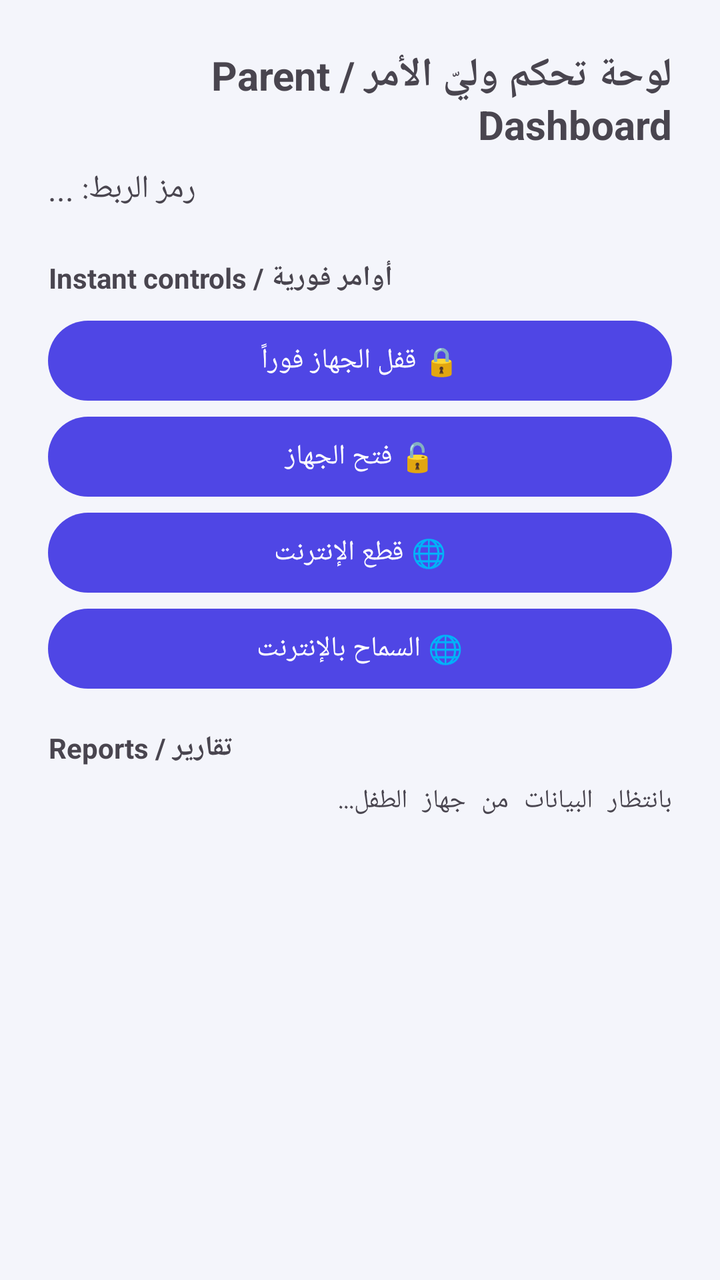
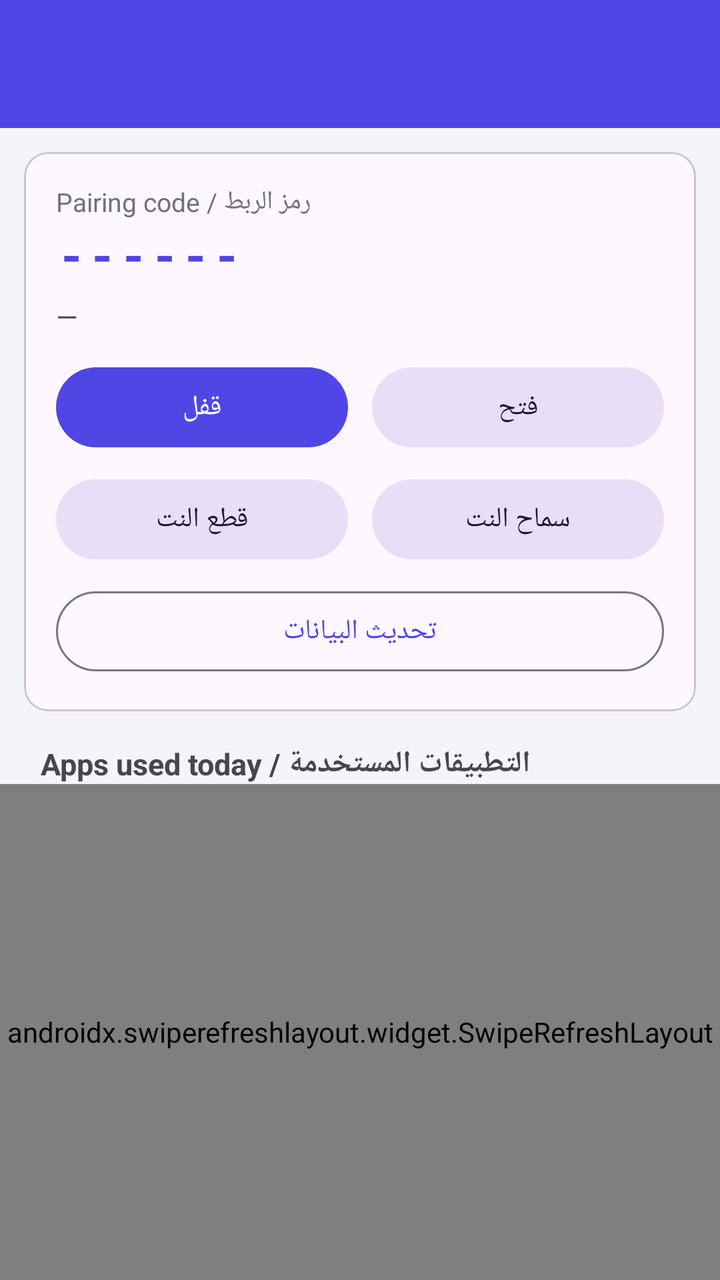

Two renders of the same Android screen: before a commit and after it. Below are the layout's source before the change and the commit's diff.
<!-- AndroidManifest.xml: application theme Theme.BeaverGuardian -->
<!-- res/layout/activity_parent.xml -->
<?xml version="1.0" encoding="utf-8"?>
<ScrollView xmlns:android="http://schemas.android.com/apk/res/android"
    android:layout_width="match_parent"
    android:layout_height="match_parent">

    <LinearLayout
        android:layout_width="match_parent"
        android:layout_height="wrap_content"
        android:orientation="vertical"
        android:padding="24dp">

        <TextView
            android:layout_width="wrap_content"
            android:layout_height="wrap_content"
            android:text="لوحة تحكم وليّ الأمر / Parent Dashboard"
            android:textSize="20sp"
            android:textStyle="bold"
            android:layout_marginBottom="8dp" />

        <TextView
            android:id="@+id/tvPairCode"
            android:layout_width="wrap_content"
            android:layout_height="wrap_content"
            android:text="رمز الربط: ..."
            android:textSize="16sp"
            android:layout_marginBottom="24dp" />

        <TextView
            android:layout_width="wrap_content"
            android:layout_height="wrap_content"
            android:text="أوامر فورية / Instant controls"
            android:textStyle="bold"
            android:layout_marginBottom="8dp" />

        <Button android:id="@+id/btnLockNow" android:layout_width="match_parent" android:layout_height="wrap_content" android:text="🔒 قفل الجهاز فوراً" />
        <Button android:id="@+id/btnUnlock" android:layout_width="match_parent" android:layout_height="wrap_content" android:text="🔓 فتح الجهاز" />
        <Button android:id="@+id/btnBlockInternet" android:layout_width="match_parent" android:layout_height="wrap_content" android:text="🌐 قطع الإنترنت" />
        <Button android:id="@+id/btnAllowInternet" android:layout_width="match_parent" android:layout_height="wrap_content" android:text="🌐 السماح بالإنترنت" />

        <TextView
            android:layout_width="wrap_content"
            android:layout_height="wrap_content"
            android:text="تقارير / Reports"
            android:textStyle="bold"
            android:layout_marginTop="16dp"
            android:layout_marginBottom="8dp" />

        <TextView
            android:id="@+id/tvReport"
            android:layout_width="match_parent"
            android:layout_height="wrap_content"
            android:fontFamily="monospace"
            android:text="بانتظار البيانات من جهاز الطفل..."
            android:textSize="13sp" />
    </LinearLayout>
</ScrollView>
<!-- resources referenced by this layout -->
<resources>
  <style name="Theme.BeaverGuardian" parent="Theme.Material3.DayNight.NoActionBar">
          <item name="colorPrimary">@color/brand</item>
          <item name="colorOnPrimary">@color/white</item>
          <item name="colorPrimaryContainer">@color/brand_container</item>
          <item name="colorOnPrimaryContainer">@color/on_brand_container</item>
          <item name="colorSecondary">@color/accent</item>
          <item name="android:colorBackground">@color/bg</item>
          <item name="android:statusBarColor" tools:targetApi="l">@color/brand_dark</item>
      </style>
  <color name="brand">#4F46E5</color>
  <color name="white">#FFFFFFFF</color>
  <color name="brand_container">#E0E7FF</color>
  <color name="on_brand_container">#1E1B4B</color>
  <color name="accent">#0EA5A5</color>
  <color name="bg">#F4F5FB</color>
  <color name="brand_dark">#3730A3</color>
</resources>

<!-- the commit's change to res/layout/activity_parent.xml (unified diff, before → after) -->
@@ -1,56 +1,157 @@
 <?xml version="1.0" encoding="utf-8"?>
-<ScrollView xmlns:android="http://schemas.android.com/apk/res/android"
+<LinearLayout xmlns:android="http://schemas.android.com/apk/res/android"
+    xmlns:app="http://schemas.android.com/apk/res/auto"
     android:layout_width="match_parent"
-    android:layout_height="match_parent">
+    android:layout_height="match_parent"
+    android:orientation="vertical"
+    android:background="@color/bg">
 
-    <LinearLayout
+    <com.google.android.material.appbar.MaterialToolbar
+        android:id="@+id/toolbar"
+        android:layout_width="match_parent"
+        android:layout_height="?attr/actionBarSize"
+        android:background="@color/brand"
+        app:title="Beaver Guardian"
+        app:titleTextColor="@color/white"
+        app:subtitleTextColor="@color/brand_container" />
+
+    <com.google.android.material.card.MaterialCardView
         android:layout_width="match_parent"
         android:layout_height="wrap_content"
-        android:orientation="vertical"
-        android:padding="24dp">
+        android:layout_margin="12dp"
+        app:cardCornerRadius="20dp"
+        app:cardElevation="2dp">
 
-        <TextView
-            android:layout_width="wrap_content"
-            android:layout_height="wrap_content"
-            android:text="لوحة تحكم وليّ الأمر / Parent Dashboard"
-            android:textSize="20sp"
-            android:textStyle="bold"
-            android:layout_marginBottom="8dp" />
-
-        <TextView
-            android:id="@+id/tvPairCode"
-            android:layout_width="wrap_content"
-            android:layout_height="wrap_content"
-            android:text="رمز الربط: ..."
-            android:textSize="16sp"
-            android:layout_marginBottom="24dp" />
-
-        <TextView
-            android:layout_width="wrap_content"
-            android:layout_height="wrap_content"
-            android:text="أوامر فورية / Instant controls"
-            android:textStyle="bold"
-            android:layout_marginBottom="8dp" />
-
-        <Button android:id="@+id/btnLockNow" android:layout_width="match_parent" android:layout_height="wrap_content" android:text="🔒 قفل الجهاز فوراً" />
-        <Button android:id="@+id/btnUnlock" android:layout_width="match_parent" android:layout_height="wrap_content" android:text="🔓 فتح الجهاز" />
-        <Button android:id="@+id/btnBlockInternet" android:layout_width="match_parent" android:layout_height="wrap_content" android:text="🌐 قطع الإنترنت" />
-        <Button android:id="@+id/btnAllowInternet" android:layout_width="match_parent" android:layout_height="wrap_content" android:text="🌐 السماح بالإنترنت" />
-
-        <TextView
-            android:layout_width="wrap_content"
-            android:layout_height="wrap_content"
-            android:text="تقارير / Reports"
-            android:textStyle="bold"
-            android:layout_marginTop="16dp"
-            android:layout_marginBottom="8dp" />
-
-        <TextView
-            android:id="@+id/tvReport"
+        <LinearLayout
             android:layout_width="match_parent"
             android:layout_height="wrap_content"
-            android:fontFamily="monospace"
-            android:text="بانتظار البيانات من جهاز الطفل..."
-            android:textSize="13sp" />
-    </LinearLayout>
-</ScrollView>
+            android:orientation="vertical"
+            android:padding="16dp">
+
+            <TextView
+                android:layout_width="wrap_content"
+                android:layout_height="wrap_content"
+                android:text="رمز الربط / Pairing code"
+                android:textSize="13sp"
+                android:textColor="#6B7280" />
+
+            <TextView
+                android:id="@+id/tvPairCode"
+                android:layout_width="wrap_content"
+                android:layout_height="wrap_content"
+                android:text="------"
+                android:textStyle="bold"
+                android:textSize="26sp"
+                android:letterSpacing="0.2"
+                android:textColor="@color/brand" />
+
+            <TextView
+                android:id="@+id/tvStatus"
+                android:layout_width="wrap_content"
+                android:layout_height="wrap_content"
+                android:layout_marginTop="4dp"
+                android:text="—"
+                android:textSize="14sp" />
+
+            <LinearLayout
+                android:layout_width="match_parent"
+                android:layout_height="wrap_content"
+                android:orientation="horizontal"
+                android:layout_marginTop="12dp">
+
+                <com.google.android.material.button.MaterialButton
+                    android:id="@+id/btnLock"
+                    android:layout_width="0dp"
+                    android:layout_height="wrap_content"
+                    android:layout_weight="1"
+                    android:layout_marginEnd="6dp"
+                    android:text="قفل"
+                    app:icon="@drawable/ic_lock"
+                    app:iconGravity="textStart" />
+
+                <com.google.android.material.button.MaterialButton
+                    android:id="@+id/btnUnlock"
+                    style="@style/Widget.Material3.Button.TonalButton"
+                    android:layout_width="0dp"
+                    android:layout_height="wrap_content"
+                    android:layout_weight="1"
+                    android:layout_marginStart="6dp"
+                    android:text="فتح"
+                    app:icon="@drawable/ic_lock_open"
+                    app:iconGravity="textStart" />
+            </LinearLayout>
+
+            <LinearLayout
+                android:layout_width="match_parent"
+                android:layout_height="wrap_content"
+                android:orientation="horizontal"
+                android:layout_marginTop="8dp">
+
+                <com.google.android.material.button.MaterialButton
+                    android:id="@+id/btnNetOff"
+                    style="@style/Widget.Material3.Button.TonalButton"
+                    android:layout_width="0dp"
+                    android:layout_height="wrap_content"
+                    android:layout_weight="1"
+                    android:layout_marginEnd="6dp"
+                    android:text="قطع النت"
+                    app:icon="@drawable/ic_wifi_off"
+                    app:iconGravity="textStart" />
+
+                <com.google.android.material.button.MaterialButton
+                    android:id="@+id/btnNetOn"
+                    style="@style/Widget.Material3.Button.TonalButton"
+                    android:layout_width="0dp"
+                    android:layout_height="wrap_content"
+                    android:layout_weight="1"
+                    android:layout_marginStart="6dp"
+                    android:text="سماح النت"
+                    app:icon="@drawable/ic_wifi"
+                    app:iconGravity="textStart" />
+            </LinearLayout>
+
+            <com.google.android.material.button.MaterialButton
+                android:id="@+id/btnRefresh"
+                style="@style/Widget.Material3.Button.OutlinedButton"
+                android:layout_width="match_parent"
+                android:layout_height="wrap_content"
+                android:layout_marginTop="8dp"
+                android:text="تحديث البيانات"
+                app:icon="@drawable/ic_refresh"
+                app:iconGravity="textStart" />
+        </LinearLayout>
+    </com.google.android.material.card.MaterialCardView>
+
+    <TextView
+        android:layout_width="wrap_content"
+        android:layout_height="wrap_content"
+        android:layout_marginStart="20dp"
+        android:layout_marginTop="4dp"
+        android:text="التطبيقات المستخدمة / Apps used today"
+        android:textStyle="bold"
+        android:textSize="15sp" />
+
+    <TextView
+        android:id="@+id/tvEmpty"
+        android:layout_width="match_parent"
+        android:layout_height="wrap_content"
+        android:padding="24dp"
+        android:gravity="center"
+        android:text="لا بيانات بعد. تأكد من تفعيل (الوصول لإحصاءات الاستخدام) على جهاز الطفل، ثم اضغط تحديث."
+        android:textColor="#6B7280"
+        android:visibility="gone" />
+
+    <androidx.swiperefreshlayout.widget.SwipeRefreshLayout
+        android:id="@+id/swipe"
+        android:layout_width="match_parent"
+        android:layout_height="0dp"
+        android:layout_weight="1">
+
+        <androidx.recyclerview.widget.RecyclerView
+            android:id="@+id/recycler"
+            android:layout_width="match_parent"
+            android:layout_height="match_parent"
+            android:clipToPadding="false"
+            android:paddingBottom="16dp" />
+    </androidx.swiperefreshlayout.widget.SwipeRefreshLayout>
+</LinearLayout>
<!-- resource entries referenced after the edit -->
@@ -11,6 +11,26 @@
       </style>
   <color name="brand">#4F46E5</color>
   <color name="white">#FFFFFFFF</color>
+  <!-- drawable ic_lock (drawable) -->
+  <vector xmlns:android="http://schemas.android.com/apk/res/android" android:width="24dp" android:height="24dp" android:viewportWidth="24" android:viewportHeight="24">
+      <path android:fillColor="#1F1F1F" android:pathData="M18,8h-1V6c0,-2.76 -2.24,-5 -5,-5S7,3.24 7,6v2H6c-1.1,0 -2,0.9 -2,2v10c0,1.1 0.9,2 2,2h12c1.1,0 2,-0.9 2,-2V10c0,-1.1 -0.9,-2 -2,-2zM12,17c-1.1,0 -2,-0.9 -2,-2s0.9,-2 2,-2 2,0.9 2,2 -0.9,2 -2,2zM15.1,8H8.9V6c0,-1.71 1.39,-3.1 3.1,-3.1s3.1,1.39 3.1,3.1v2z"/>
+  </vector>
+  <!-- drawable ic_lock_open (drawable) -->
+  <vector xmlns:android="http://schemas.android.com/apk/res/android" android:width="24dp" android:height="24dp" android:viewportWidth="24" android:viewportHeight="24">
+      <path android:fillColor="#1F1F1F" android:pathData="M12,17c1.1,0 2,-0.9 2,-2s-0.9,-2 -2,-2 -2,0.9 -2,2 0.9,2 2,2zM18,8h-1V6c0,-2.76 -2.24,-5 -5,-5S7,3.24 7,6h1.9c0,-1.71 1.39,-3.1 3.1,-3.1s3.1,1.39 3.1,3.1v2H6c-1.1,0 -2,0.9 -2,2v10c0,1.1 0.9,2 2,2h12c1.1,0 2,-0.9 2,-2V10c0,-1.1 -0.9,-2 -2,-2z"/>
+  </vector>
+  <!-- drawable ic_refresh (drawable) -->
+  <vector xmlns:android="http://schemas.android.com/apk/res/android" android:width="24dp" android:height="24dp" android:viewportWidth="24" android:viewportHeight="24">
+      <path android:fillColor="#1F1F1F" android:pathData="M17.65,6.35C16.2,4.9 14.21,4 12,4c-4.42,0 -7.99,3.58 -7.99,8s3.57,8 7.99,8c3.73,0 6.84,-2.55 7.73,-6h-2.08c-0.82,2.33 -3.04,4 -5.65,4 -3.31,0 -6,-2.69 -6,-6s2.69,-6 6,-6c1.66,0 3.14,0.69 4.22,1.78L13,11h7V4l-2.35,2.35z"/>
+  </vector>
+  <!-- drawable ic_wifi (drawable) -->
+  <vector xmlns:android="http://schemas.android.com/apk/res/android" android:width="24dp" android:height="24dp" android:viewportWidth="24" android:viewportHeight="24">
+      <path android:fillColor="#1F1F1F" android:pathData="M1,9l2,2c4.97,-4.97 13.03,-4.97 18,0l2,-2C16.93,2.93 7.08,2.93 1,9zM9,17l3,3 3,-3c-1.65,-1.66 -4.34,-1.66 -6,0zM5,13l2,2c2.76,-2.76 7.24,-2.76 10,0l2,-2C15.14,9.14 8.87,9.14 5,13z"/>
+  </vector>
+  <!-- drawable ic_wifi_off (drawable) -->
+  <vector xmlns:android="http://schemas.android.com/apk/res/android" android:width="24dp" android:height="24dp" android:viewportWidth="24" android:viewportHeight="24">
+      <path android:fillColor="#1F1F1F" android:pathData="M23.64,7c-0.45,-0.34 -4.93,-4 -11.64,-4 -1.5,0 -2.89,0.19 -4.15,0.48L18.18,13.8 23.64,7zM17.04,15.22L3.27,1.44 2,2.72l2.05,2.06C1.91,5.76 0.59,6.82 0.36,7l11.63,14.49 0.01,0.01 0.01,-0.01 3.9,-4.86 3.32,3.32 1.27,-1.27 -3.46,-3.46z"/>
+  </vector>
   <color name="brand_container">#E0E7FF</color>
   <color name="on_brand_container">#1E1B4B</color>
   <color name="accent">#0EA5A5</color>
